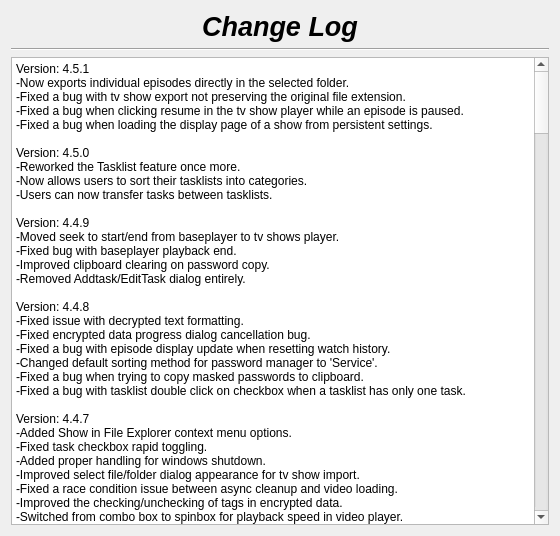
First picture: the form in changelog.ui, repository therealMaPMaKeR/MMDiary, before the edit.
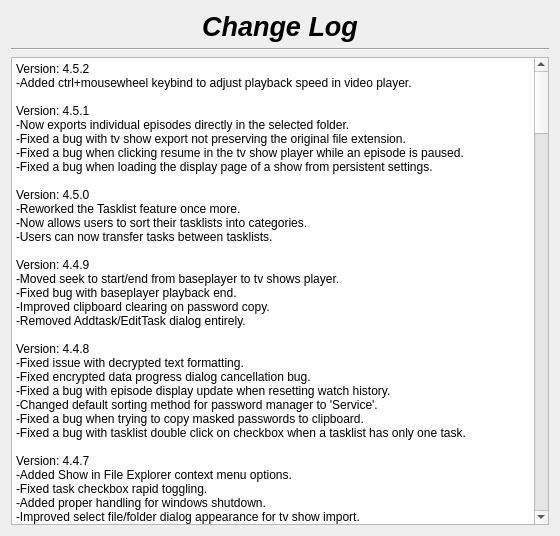
Second picture: the form after the edit.

Commit message: added ctrl+mousewheel for video player speed control

The edit to the form file:
```diff
--- a/changelog.ui
+++ b/changelog.ui
@@ -55,7 +55,7 @@
 li.unchecked::marker { content: &quot;\2610&quot;; }
 li.checked::marker { content: &quot;\2612&quot;; }
 &lt;/style&gt;&lt;/head&gt;&lt;body style=&quot; font-family:'Segoe UI'; font-size:9pt; font-weight:400; font-style:normal;&quot;&gt;
-&lt;p style=&quot; margin-top:0px; margin-bottom:0px; margin-left:0px; margin-right:0px; -qt-block-indent:0; text-indent:0px;&quot;&gt;Version: 4.5.1&lt;br /&gt;-Now exports individual episodes directly in the selected folder.&lt;br /&gt;-Fixed a bug with tv show export not preserving the original file extension.&lt;/p&gt;
+&lt;p style=&quot; margin-top:0px; margin-bottom:0px; margin-left:0px; margin-right:0px; -qt-block-indent:0; text-indent:0px;&quot;&gt;Version: 4.5.2&lt;br /&gt;-Added ctrl+mousewheel keybind to adjust playback speed in video player.&lt;br /&gt;&lt;br /&gt;Version: 4.5.1&lt;br /&gt;-Now exports individual episodes directly in the selected folder.&lt;br /&gt;-Fixed a bug with tv show export not preserving the original file extension.&lt;/p&gt;
 &lt;p style=&quot; margin-top:0px; margin-bottom:0px; margin-left:0px; margin-right:0px; -qt-block-indent:0; text-indent:0px;&quot;&gt;-Fixed a bug when clicking resume in the tv show player while an episode is paused.&lt;br /&gt;-Fixed a bug when loading the display page of a show from persistent settings.&lt;br /&gt;&lt;br /&gt;Version: 4.5.0&lt;br /&gt;-Reworked the Tasklist feature once more.&lt;br /&gt;-Now allows users to sort their tasklists into categories.&lt;/p&gt;
 &lt;p style=&quot; margin-top:0px; margin-bottom:0px; margin-left:0px; margin-right:0px; -qt-block-indent:0; text-indent:0px;&quot;&gt;-Users can now transfer tasks between tasklists.&lt;br /&gt;&lt;br /&gt;Version: 4.4.9&lt;br /&gt;-Moved seek to start/end from baseplayer to tv shows player.&lt;/p&gt;
 &lt;p style=&quot; margin-top:0px; margin-bottom:0px; margin-left:0px; margin-right:0px; -qt-block-indent:0; text-indent:0px;&quot;&gt;-Fixed bug with baseplayer playback end.&lt;br /&gt;-Improved clipboard clearing on password copy.&lt;br /&gt;-Removed Addtask/EditTask dialog entirely.&lt;br /&gt;&lt;br /&gt;Version: 4.4.8&lt;br /&gt;-Fixed issue with decrypted text formatting.&lt;/p&gt;
```
The commit also changes 1 other file.
